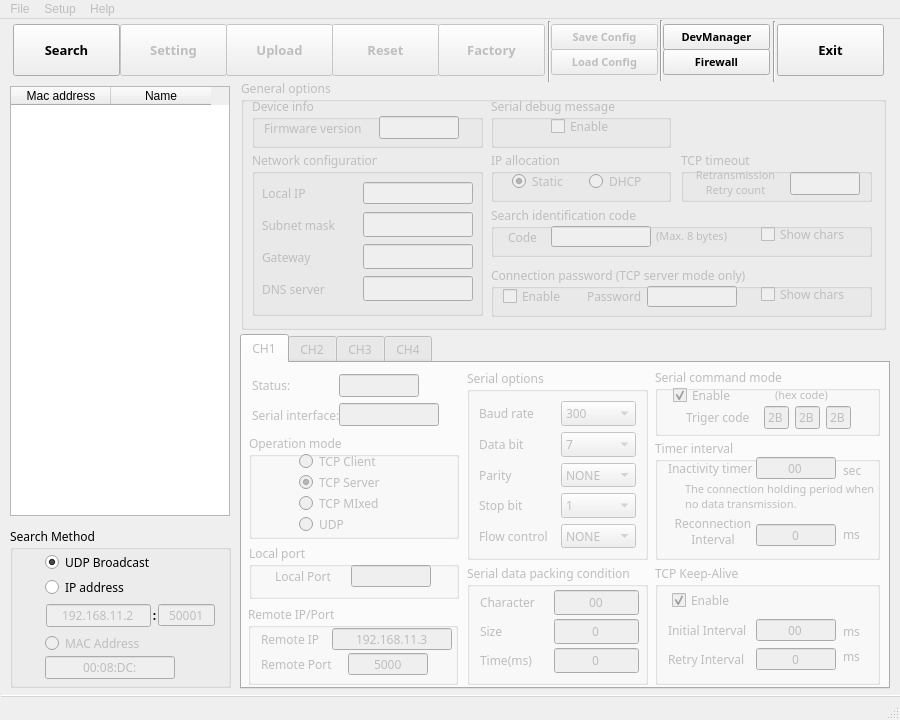
Old version of the form gui/wizconfig_gui.ui in the repository Wiznet/WIZnet-S2E-Tool-GUI.
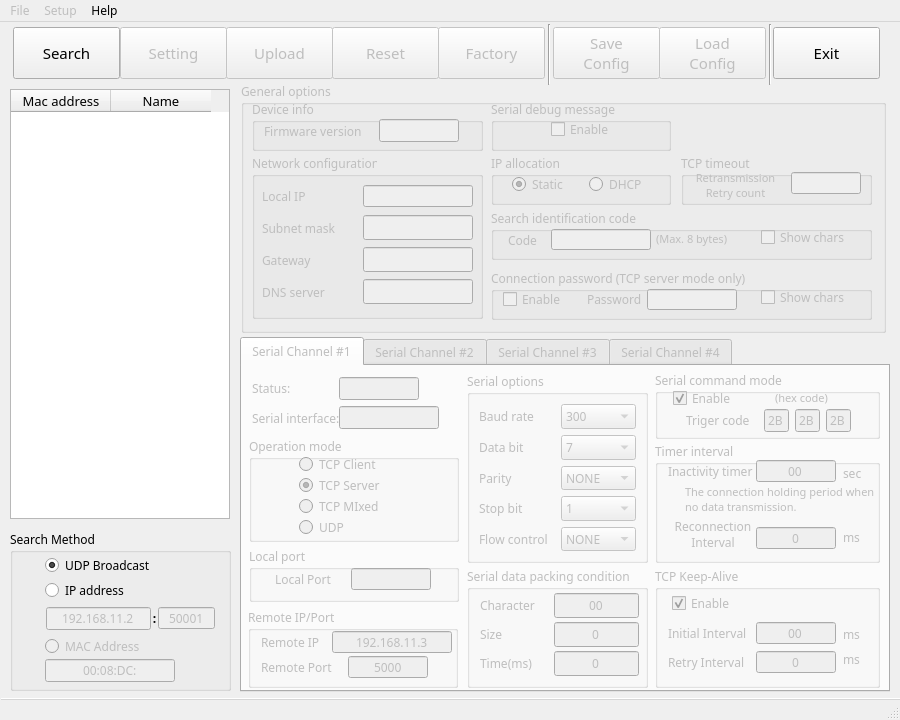
New version of the form. Icons and pictures are not drawn.

Commit message: v0.2.4 1. Dialogs are changed 2. Highlight for selected device 3. Add 'TR' command 4. Set default file name for save/load config 5. Remove dev manager & firewall function. (It occur antivirus error) 6. Add 'about' menu

The edit to the form file:
```diff
--- a/gui/wizconfig_gui.ui
+++ b/gui/wizconfig_gui.ui
@@ -5,6 +5,9 @@
   <property name="windowModality">
    <enum>Qt::WindowModal</enum>
   </property>
+  <property name="enabled">
+   <bool>true</bool>
+  </property>
   <property name="geometry">
    <rect>
     <x>0</x>
@@ -25,6 +28,12 @@
     <height>720</height>
    </size>
   </property>
+  <property name="font">
+   <font>
+    <family>맑은 고딕</family>
+    <pointsize>9</pointsize>
+   </font>
+  </property>
   <property name="windowTitle">
    <string>WIZnet S2E Configuration Tool</string>
   </property>
@@ -75,7 +84,7 @@
     </property>
     <widget class="QWidget" name="tab_ch1">
      <attribute name="title">
-      <string>CH1</string>
+      <string>Serial Channel #1</string>
      </attribute>
      <widget class="QGroupBox" name="ch1_packing">
       <property name="geometry">
@@ -1759,7 +1768,7 @@
     </widget>
     <widget class="QWidget" name="tab_ch2">
      <attribute name="title">
-      <string>CH2</string>
+      <string>Serial Channel #2</string>
      </attribute>
      <widget class="QGroupBox" name="ch2_opmode">
       <property name="geometry">
@@ -3263,12 +3272,12 @@
     </widget>
     <widget class="QWidget" name="tab_ch3">
      <attribute name="title">
-      <string>CH3</string>
+      <string>Serial Channel #3</string>
      </attribute>
     </widget>
     <widget class="QWidget" name="tab_ch4">
      <attribute name="title">
-      <string>CH4</string>
+      <string>Serial Channel #4</string>
      </attribute>
     </widget>
    </widget>
@@ -3532,12 +3541,94 @@
       <height>400</height>
      </size>
     </property>
+    <property name="palette">
+     <palette>
+      <active>
+       <colorrole role="Highlight">
+        <brush brushstyle="SolidPattern">
+         <color alpha="255">
+          <red>85</red>
+          <green>170</green>
+          <blue>255</blue>
+         </color>
+        </brush>
+       </colorrole>
+       <colorrole role="HighlightedText">
+        <brush brushstyle="SolidPattern">
+         <color alpha="255">
+          <red>0</red>
+          <green>0</green>
+          <blue>0</blue>
+         </color>
+        </brush>
+       </colorrole>
+      </active>
+      <inactive>
+       <colorrole role="Highlight">
+        <brush brushstyle="SolidPattern">
+         <color alpha="255">
+          <red>102</red>
+          <green>181</green>
+          <blue>255</blue>
+         </color>
+        </brush>
+       </colorrole>
+       <colorrole role="HighlightedText">
+        <brush brushstyle="SolidPattern">
+         <color alpha="255">
+          <red>0</red>
+          <green>0</green>
+          <blue>0</blue>
+         </color>
+        </brush>
+       </colorrole>
+      </inactive>
+      <disabled>
+       <colorrole role="Highlight">
+        <brush brushstyle="SolidPattern">
+         <color alpha="255">
+          <red>85</red>
+          <green>170</green>
+          <blue>255</blue>
+         </color>
+        </brush>
+       </colorrole>
+       <colorrole role="HighlightedText">
+        <brush brushstyle="SolidPattern">
+         <color alpha="255">
+          <red>0</red>
+          <green>0</green>
+          <blue>0</blue>
+         </color>
+        </brush>
+       </colorrole>
+      </disabled>
+     </palette>
+    </property>
+    <property name="font">
+     <font>
+      <family>맑은 고딕</family>
+      <pointsize>10</pointsize>
+     </font>
+    </property>
+    <property name="mouseTracking">
+     <bool>true</bool>
+    </property>
+    <property name="focusPolicy">
+     <enum>Qt::StrongFocus</enum>
+    </property>
     <property name="toolTip">
      <string notr="true"/>
     </property>
     <property name="layoutDirection">
      <enum>Qt::LeftToRight</enum>
     </property>
+    <property name="autoFillBackground">
+     <bool>true</bool>
+    </property>
+    <property name="autoScrollMargin">
+     <number>16</number>
+    </property>
     <property name="editTriggers">
      <set>QAbstractItemView::NoEditTriggers</set>
     </property>
@@ -3545,7 +3636,7 @@
      <bool>false</bool>
     </property>
     <property name="alternatingRowColors">
-     <bool>true</bool>
+     <bool>false</bool>
     </property>
     <property name="selectionMode">
      <enum>QAbstractItemView::SingleSelection</enum>
@@ -3553,9 +3644,30 @@
     <property name="selectionBehavior">
      <enum>QAbstractItemView::SelectRows</enum>
     </property>
+    <property name="textElideMode">
+     <enum>Qt::ElideRight</enum>
+    </property>
+    <property name="verticalScrollMode">
+     <enum>QAbstractItemView::ScrollPerItem</enum>
+    </property>
+    <property name="horizontalScrollMode">
+     <enum>QAbstractItemView::ScrollPerPixel</enum>
+    </property>
+    <property name="showGrid">
+     <bool>true</bool>
+    </property>
+    <property name="gridStyle">
+     <enum>Qt::CustomDashLine</enum>
+    </property>
     <property name="sortingEnabled">
      <bool>false</bool>
     </property>
+    <property name="wordWrap">
+     <bool>false</bool>
+    </property>
+    <property name="cornerButtonEnabled">
+     <bool>false</bool>
+    </property>
     <property name="rowCount">
      <number>0</number>
     </property>
@@ -3593,6 +3705,12 @@
      <property name="whatsThis">
       <string notr="true"/>
      </property>
+     <property name="font">
+      <font>
+       <family>맑은 고딕</family>
+       <pointsize>10</pointsize>
+      </font>
+     </property>
     </column>
     <column>
      <property name="text">
@@ -3604,6 +3722,12 @@
      <property name="whatsThis">
       <string notr="true"/>
      </property>
+     <property name="font">
+      <font>
+       <family>맑은 고딕</family>
+       <pointsize>10</pointsize>
+      </font>
+     </property>
     </column>
    </widget>
    <widget class="QProgressBar" name="progressbar">
@@ -4230,6 +4354,9 @@
       <property name="text">
        <string notr="true"/>
       </property>
+      <property name="frame">
+       <bool>true</bool>
+      </property>
       <property name="alignment">
        <set>Qt::AlignCenter</set>
       </property>
@@ -4352,10 +4479,7 @@
       </property>
      </widget>
     </widget>
-    <widget class="QGroupBox" name="status_5">
-     <property name="enabled">
-      <bool>false</bool>
-     </property>
+    <widget class="QGroupBox" name="tcp_timeoutbox">
      <property name="geometry">
       <rect>
        <x>440</x>
@@ -4413,15 +4537,21 @@
      <widget class="QLineEdit" name="tcp_timeout">
       <property name="geometry">
        <rect>
-        <x>109</x>
-        <y>21</y>
+        <x>110</x>
+        <y>18</y>
         <width>70</width>
-        <height>23</height>
+        <height>22</height>
        </rect>
       </property>
       <property name="minimumSize">
        <size>
-        <width>0</width>
+        <width>70</width>
+        <height>22</height>
+       </size>
+      </property>
+      <property name="maximumSize">
+       <size>
+        <width>70</width>
         <height>22</height>
        </size>
       </property>
@@ -4430,30 +4560,12 @@
         <family>맑은 고딕</family>
        </font>
       </property>
-      <property name="focusPolicy">
-       <enum>Qt::NoFocus</enum>
-      </property>
-      <property name="toolTip">
-       <string>&lt;html&gt;&lt;head/&gt;&lt;body&gt;&lt;p&gt;1~255&lt;/p&gt;&lt;/body&gt;&lt;/html&gt;</string>
-      </property>
-      <property name="inputMask">
-       <string notr="true"/>
-      </property>
       <property name="text">
        <string notr="true"/>
       </property>
       <property name="alignment">
        <set>Qt::AlignCenter</set>
       </property>
-      <property name="readOnly">
-       <bool>true</bool>
-      </property>
-      <property name="placeholderText">
-       <string notr="true"/>
-      </property>
-      <property name="clearButtonEnabled">
-       <bool>false</bool>
-      </property>
      </widget>
     </widget>
    </widget>
@@ -4463,37 +4575,38 @@
     </property>
     <property name="geometry">
      <rect>
-      <x>551</x>
+      <x>553</x>
       <y>5</y>
       <width>107</width>
-      <height>26</height>
+      <height>52</height>
      </rect>
     </property>
     <property name="minimumSize">
      <size>
       <width>107</width>
-      <height>26</height>
+      <height>52</height>
      </size>
     </property>
     <property name="maximumSize">
      <size>
       <width>100</width>
-      <height>25</height>
+      <height>52</height>
      </size>
     </property>
     <property name="font">
      <font>
-      <family>맑은 고딕 Semilight</family>
-      <pointsize>8</pointsize>
-      <weight>75</weight>
-      <bold>true</bold>
+      <family>D2Coding</family>
+      <pointsize>11</pointsize>
+      <weight>50</weight>
+      <bold>false</bold>
      </font>
     </property>
     <property name="toolTip">
      <string>&lt;html&gt;&lt;head/&gt;&lt;body&gt;&lt;p&gt;Save current configuration&lt;/p&gt;&lt;/body&gt;&lt;/html&gt;</string>
     </property>
     <property name="text">
-     <string>Save Config</string>
+     <string>Save
+Config</string>
     </property>
     <property name="iconSize">
      <size>
@@ -4508,37 +4621,38 @@
     </property>
     <property name="geometry">
      <rect>
-      <x>551</x>
-      <y>30</y>
+      <x>659</x>
+      <y>5</y>
       <width>107</width>
-      <height>26</height>
+      <height>52</height>
      </rect>
     </property>
     <property name="minimumSize">
      <size>
       <width>107</width>
-      <height>26</height>
+      <height>52</height>
      </size>
     </property>
     <property name="maximumSize">
      <size>
-      <width>100</width>
-      <height>25</height>
+      <width>107</width>
+      <height>52</height>
      </size>
     </property>
     <property name="font">
      <font>
-      <family>맑은 고딕 Semilight</family>
-      <pointsize>8</pointsize>
-      <weight>75</weight>
-      <bold>true</bold>
+      <family>D2Coding</family>
+      <pointsize>11</pointsize>
+      <weight>50</weight>
+      <bold>false</bold>
      </font>
     </property>
     <property name="toolTip">
      <string>&lt;html&gt;&lt;head/&gt;&lt;body&gt;&lt;p&gt;Load configuration&lt;/p&gt;&lt;/body&gt;&lt;/html&gt;</string>
     </property>
     <property name="text">
-     <string>Load Config</string>
+     <string>Load
+Config</string>
     </property>
     <property name="iconSize">
      <size>
@@ -4556,56 +4670,15 @@
       <height>61</height>
      </rect>
     </property>
-    <property name="orientation">
-     <enum>Qt::Vertical</enum>
-    </property>
-   </widget>
-   <widget class="QPushButton" name="devmanagerbtn">
-    <property name="enabled">
-     <bool>true</bool>
-    </property>
-    <property name="geometry">
-     <rect>
-      <x>663</x>
-      <y>5</y>
-      <width>107</width>
-      <height>26</height>
-     </rect>
-    </property>
-    <property name="minimumSize">
-     <size>
-      <width>107</width>
-      <height>26</height>
-     </size>
-    </property>
-    <property name="maximumSize">
-     <size>
-      <width>100</width>
-      <height>26</height>
-     </size>
-    </property>
     <property name="font">
      <font>
-      <family>맑은 고딕 Semilight</family>
-      <pointsize>8</pointsize>
-      <weight>75</weight>
-      <bold>true</bold>
+      <pointsize>11</pointsize>
+      <weight>50</weight>
+      <bold>false</bold>
      </font>
     </property>
-    <property name="toolTip">
-     <string>&lt;html&gt;&lt;head/&gt;&lt;body&gt;&lt;p&gt;Ping test&lt;/p&gt;&lt;/body&gt;&lt;/html&gt;</string>
-    </property>
-    <property name="inputMethodHints">
-     <set>Qt::ImhNone</set>
-    </property>
-    <property name="text">
-     <string>DevManager</string>
-    </property>
-    <property name="iconSize">
-     <size>
-      <width>20</width>
-      <height>20</height>
-     </size>
+    <property name="orientation">
+     <enum>Qt::Vertical</enum>
     </property>
    </widget>
    <widget class="QPushButton" name="exitbtn">
@@ -4614,7 +4687,7 @@
     </property>
     <property name="geometry">
      <rect>
-      <x>777</x>
+      <x>773</x>
       <y>5</y>
       <width>107</width>
       <height>52</height>
@@ -4634,10 +4707,10 @@
     </property>
     <property name="font">
      <font>
-      <family>맑은 고딕 Semilight</family>
-      <pointsize>10</pointsize>
-      <weight>75</weight>
-      <bold>true</bold>
+      <family>D2Coding</family>
+      <pointsize>11</pointsize>
+      <weight>50</weight>
+      <bold>false</bold>
      </font>
     </property>
     <property name="toolTip">
@@ -4653,75 +4726,24 @@
      </size>
     </property>
    </widget>
-   <widget class="Line" name="line_2">
-    <property name="geometry">
-     <rect>
-      <x>660</x>
-      <y>1</y>
-      <width>3</width>
-      <height>61</height>
-     </rect>
-    </property>
-    <property name="orientation">
-     <enum>Qt::Vertical</enum>
-    </property>
-   </widget>
    <widget class="Line" name="line_3">
     <property name="geometry">
      <rect>
-      <x>773</x>
+      <x>769</x>
       <y>2</y>
       <width>3</width>
       <height>61</height>
      </rect>
     </property>
-    <property name="orientation">
-     <enum>Qt::Vertical</enum>
-    </property>
-   </widget>
-   <widget class="QPushButton" name="firewallbtn">
-    <property name="enabled">
-     <bool>true</bool>
-    </property>
-    <property name="geometry">
-     <rect>
-      <x>663</x>
-      <y>30</y>
-      <width>107</width>
-      <height>26</height>
-     </rect>
-    </property>
-    <property name="minimumSize">
-     <size>
-      <width>107</width>
-      <height>26</height>
-     </size>
-    </property>
-    <property name="maximumSize">
-     <size>
-      <width>100</width>
-      <height>26</height>
-     </size>
-    </property>
     <property name="font">
      <font>
-      <family>맑은 고딕 Semilight</family>
-      <pointsize>8</pointsize>
-      <weight>75</weight>
-      <bold>true</bold>
+      <pointsize>11</pointsize>
+      <weight>50</weight>
+      <bold>false</bold>
      </font>
     </property>
-    <property name="toolTip">
-     <string>&lt;html&gt;&lt;head/&gt;&lt;body&gt;&lt;p&gt;Firewall setup&lt;/p&gt;&lt;/body&gt;&lt;/html&gt;</string>
-    </property>
-    <property name="text">
-     <string>Firewall</string>
-    </property>
-    <property name="iconSize">
-     <size>
-      <width>20</width>
-      <height>20</height>
-     </size>
+    <property name="orientation">
+     <enum>Qt::Vertical</enum>
     </property>
    </widget>
    <widget class="QPushButton" name="btnsearch">
@@ -4747,10 +4769,10 @@
     </property>
     <property name="font">
      <font>
-      <family>맑은 고딕 Semilight</family>
-      <pointsize>10</pointsize>
-      <weight>75</weight>
-      <bold>true</bold>
+      <family>D2Coding</family>
+      <pointsize>11</pointsize>
+      <weight>50</weight>
+      <bold>false</bold>
      </font>
     </property>
     <property name="mouseTracking">
@@ -4814,10 +4836,10 @@
     </property>
     <property name="font">
      <font>
-      <family>맑은 고딕 Semilight</family>
-      <pointsize>10</pointsize>
-      <weight>75</weight>
-      <bold>true</bold>
+      <family>D2Coding</family>
+      <pointsize>11</pointsize>
+      <weight>50</weight>
+      <bold>false</bold>
      </font>
     </property>
     <property name="toolTip">
@@ -4863,10 +4885,10 @@
     </property>
     <property name="font">
      <font>
-      <family>맑은 고딕 Semilight</family>
-      <pointsize>10</pointsize>
-      <weight>75</weight>
-      <bold>true</bold>
+      <family>D2Coding</family>
+      <pointsize>11</pointsize>
+      <weight>50</weight>
+      <bold>false</bold>
      </font>
     </property>
     <property name="toolTip">
@@ -4912,10 +4934,10 @@
     </property>
     <property name="font">
      <font>
-      <family>맑은 고딕 Semilight</family>
-      <pointsize>10</pointsize>
-      <weight>75</weight>
-      <bold>true</bold>
+      <family>D2Coding</family>
+      <pointsize>11</pointsize>
+      <weight>50</weight>
+      <bold>false</bold>
      </font>
     </property>
     <property name="toolTip">
@@ -4973,10 +4995,10 @@
     </property>
     <property name="font">
      <font>
-      <family>맑은 고딕 Semilight</family>
-      <pointsize>10</pointsize>
-      <weight>75</weight>
-      <bold>true</bold>
+      <family>D2Coding</family>
+      <pointsize>11</pointsize>
+      <weight>50</weight>
+      <bold>false</bold>
      </font>
     </property>
     <property name="toolTip">
@@ -5570,7 +5592,7 @@
   </widget>
   <widget class="QMenuBar" name="menuBar">
    <property name="enabled">
-    <bool>false</bool>
+    <bool>true</bool>
    </property>
    <property name="geometry">
     <rect>
@@ -5617,7 +5639,7 @@
    </widget>
    <widget class="QMenu" name="menuHelp">
     <property name="enabled">
-     <bool>false</bool>
+     <bool>true</bool>
     </property>
     <property name="title">
      <string>Help</string>
```
Left out of the diff: 26 changed lines with no effect on the pictures. The commit also changes 14 other files.
